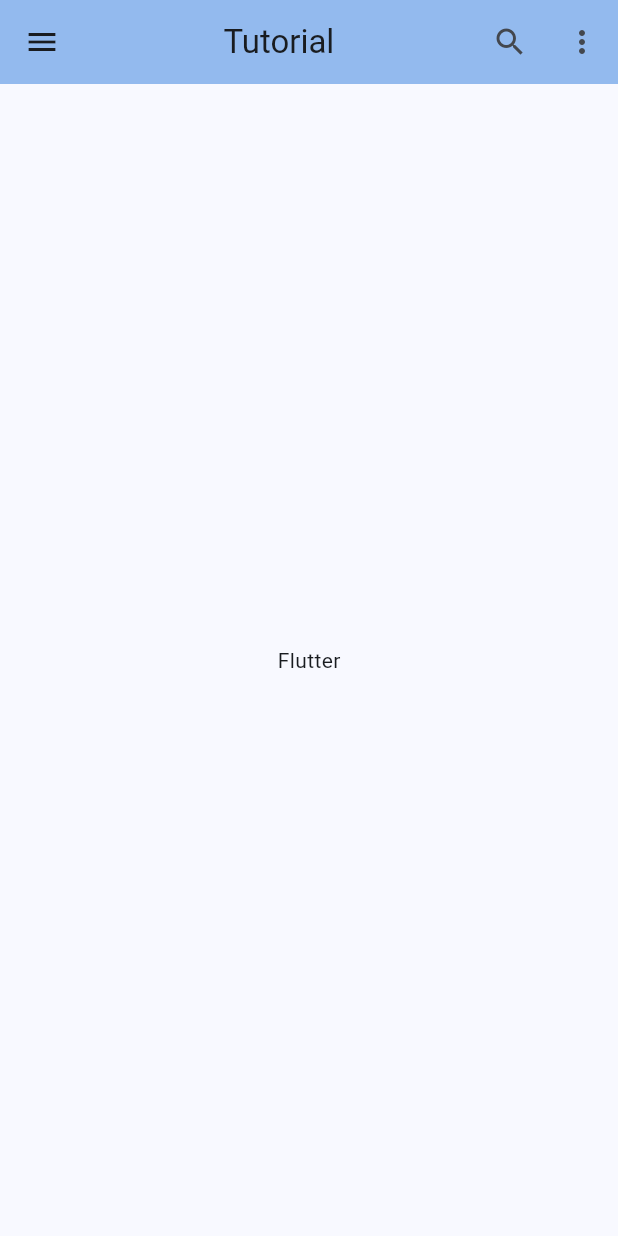
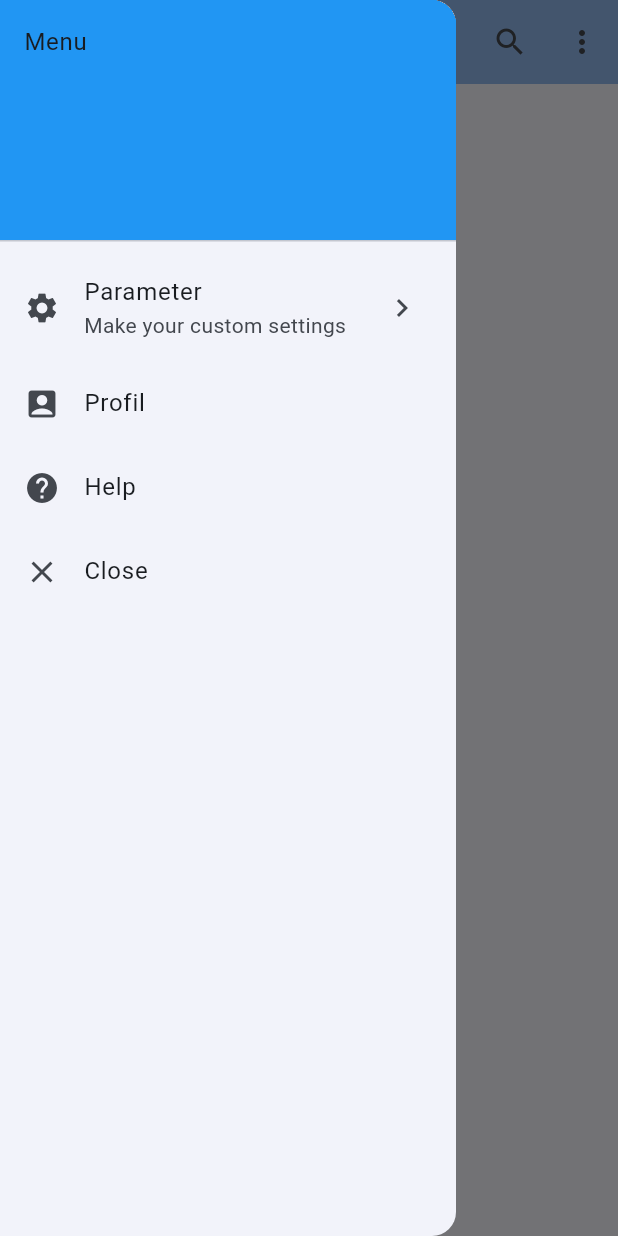
Before and after one commit to AnaisP974/flutter_tutorial, a Flutter app: the screen it shows after launch, with the side drawer open (before the commit the screen has no drawer), on a phone screen of 412 x 824 dp. Run offline on Flutter 3.47's test engine with Material 3 defaults, Android fonts, the light colour scheme and no system bars.

Commit message:
Menu Drawer

```diff
--- a/lib/main.dart
+++ b/lib/main.dart
@@ -25,7 +25,8 @@
     return Scaffold(
       appBar: AppBar(
         backgroundColor: Theme.of(context).colorScheme.inversePrimary, // Changer la couleur en restant dans le même théme couleur déjà prédéfini
-        leading: Icon(Icons.menu),
+        // Ce que nous aurions fait :
+        // leading: IconButton(onPressed: (){}, icon: Icon(Icons.menu)),
         title: Center(child: Text("Tutorial")),
         elevation: 14.0,
         actions: [
@@ -33,6 +34,43 @@
           IconButton(onPressed: () {}, icon: Icon(Icons.more_vert)),
         ],
       ),
+      // Ce qu'il faut faire !
+      drawer: Drawer(
+        child: ListView(
+          children: [
+            // Header
+            DrawerHeader(
+              decoration: BoxDecoration(
+                color: Colors.blue,
+              ),
+              child: Text("Menu"),
+            ),
+            // Liste des éléments du menu, cliquable
+            ListTile(
+              leading: Icon(Icons.settings),
+              title: Text(("Parameter")),
+              subtitle: Text("Make your custom settings"),
+              trailing: Icon(Icons.chevron_right),
+              onTap: (){},
+            ),
+            ListTile(
+              leading: Icon(Icons.account_box),
+              title: Text(("Profil")),
+              onTap: (){},
+            ),
+            ListTile(
+              leading: Icon(Icons.help),
+              title: Text(("Help")),
+              onTap: (){},
+            ),
+            ListTile(
+              leading: Icon(Icons.close),
+              title: Text(("Close")),
+              onTap: (){},
+            )
+          ],
+        ),
+      ),
       body: Center(child: Text("Flutter")),
     );
   }
```
